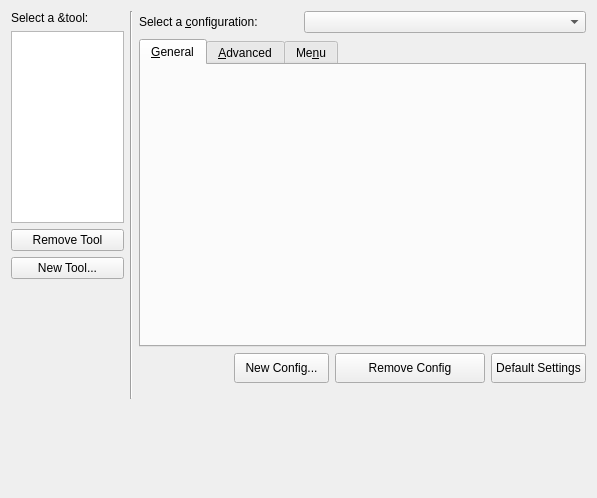
Before: the Qt Designer form src/widgets/maintoolconfigwidget.ui in KDE/kile, drawn with Qt 5.
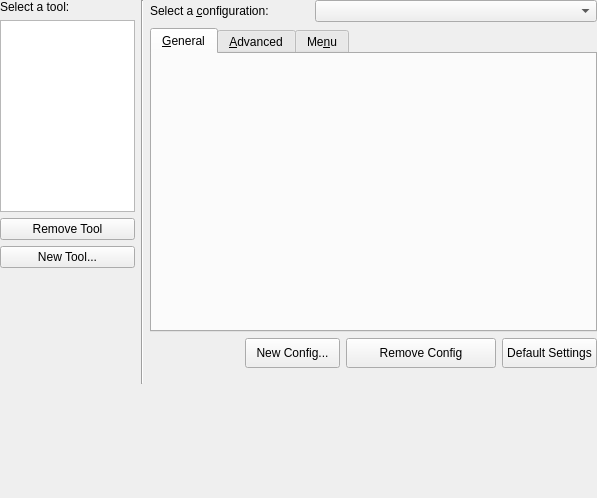
After: the same form once the commit is applied. Custom widgets are drawn as their Qt base class.

Commit message: * fix label * fix layout

```diff
--- a/src/widgets/maintoolconfigwidget.ui
+++ b/src/widgets/maintoolconfigwidget.ui
@@ -25,6 +25,18 @@
    <string>Configure</string>
   </property>
   <layout class="QVBoxLayout" >
+   <property name="leftMargin" >
+    <number>0</number>
+   </property>
+   <property name="topMargin" >
+    <number>0</number>
+   </property>
+   <property name="rightMargin" >
+    <number>0</number>
+   </property>
+   <property name="bottomMargin" >
+    <number>0</number>
+   </property>
    <item>
     <layout class="QHBoxLayout" >
      <item>
@@ -32,7 +44,7 @@
        <item>
         <widget class="QLabel" name="m_lbSelectTool" >
          <property name="text" >
-          <string>Select a &amp;tool:</string>
+          <string>Select a tool:</string>
          </property>
          <property name="wordWrap" >
           <bool>false</bool>
@@ -533,7 +545,7 @@
    </item>
   </layout>
  </widget>
- <layoutdefault spacing="6" margin="11" />
+ <layoutfunction spacing="KDialog::spacingHint" margin="KDialog::marginHint" />
  <pixmapfunction>qPixmapFromMimeSource</pixmapfunction>
  <customwidgets>
   <customwidget>
```
Left out of the diff: 1 changed line with no effect on the pictures. The commit also changes 1 other file.
